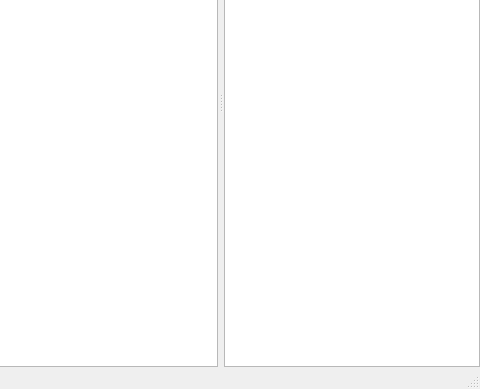
Above: mainwindow.ui from kolod/part-vault before the change; both pictures show x 519 to 999 and y 199 to 588 of the 999 by 588 pixel window. Below: the same form after it.
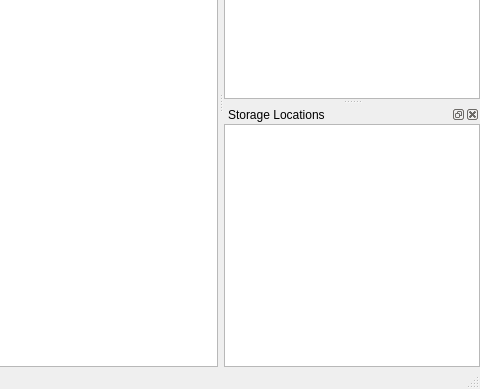
That is the form after the change. Icons and pictures are not drawn.

Commit message: feat: Implement hierarchical storage locations management

What changed in the file:
```diff
--- a/mainwindow.ui
+++ b/mainwindow.ui
@@ -146,6 +146,40 @@
     </layout>
    </widget>
   </widget>
+  <widget class="QDockWidget" name="dockStorageLocations">
+   <property name="windowTitle">
+    <string>Storage Locations</string>
+   </property>
+   <attribute name="dockWidgetArea">
+    <number>2</number>
+   </attribute>
+   <widget class="QWidget" name="dockStorageContents">
+    <layout class="QVBoxLayout" name="verticalLayout_2">
+     <property name="spacing">
+      <number>0</number>
+     </property>
+     <property name="leftMargin">
+      <number>0</number>
+     </property>
+     <property name="topMargin">
+      <number>0</number>
+     </property>
+     <property name="rightMargin">
+      <number>0</number>
+     </property>
+     <property name="bottomMargin">
+      <number>0</number>
+     </property>
+     <item>
+      <widget class="QTreeView" name="viewStorageLocations">
+       <attribute name="headerVisible">
+        <bool>false</bool>
+       </attribute>
+      </widget>
+     </item>
+    </layout>
+   </widget>
+  </widget>
   <action name="actionAbout">
    <property name="text">
     <string>&amp;About...</string>
```
Left out of the diff: 12 changed lines with no effect on the pictures. The commit also changes 14 other files.
